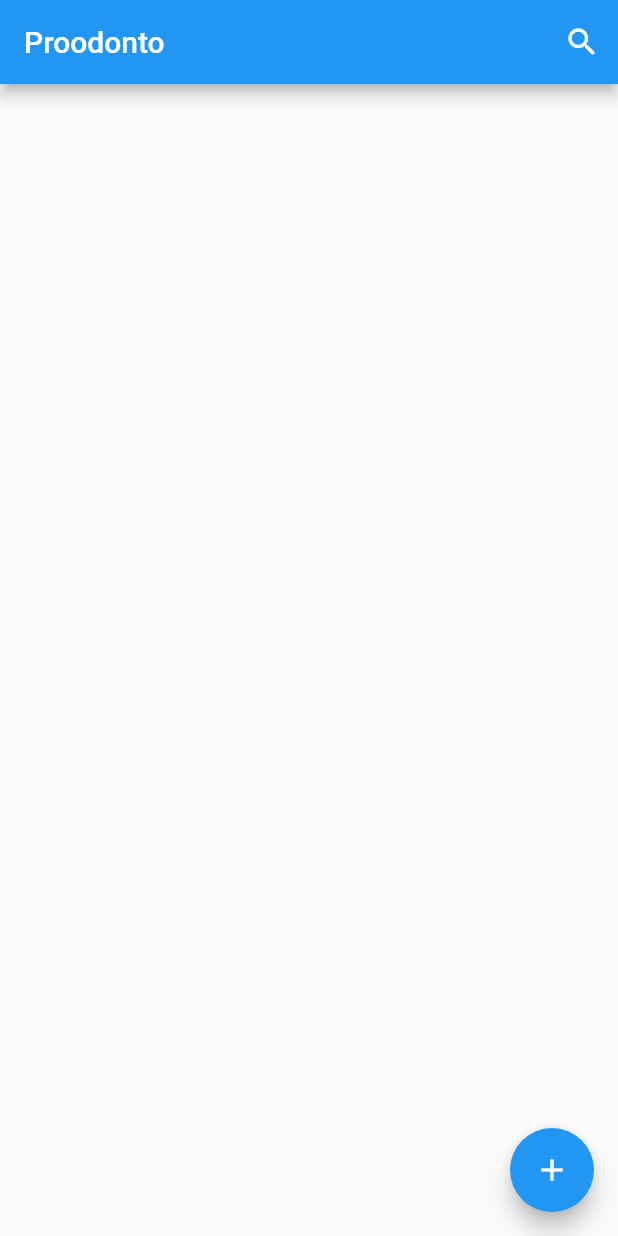
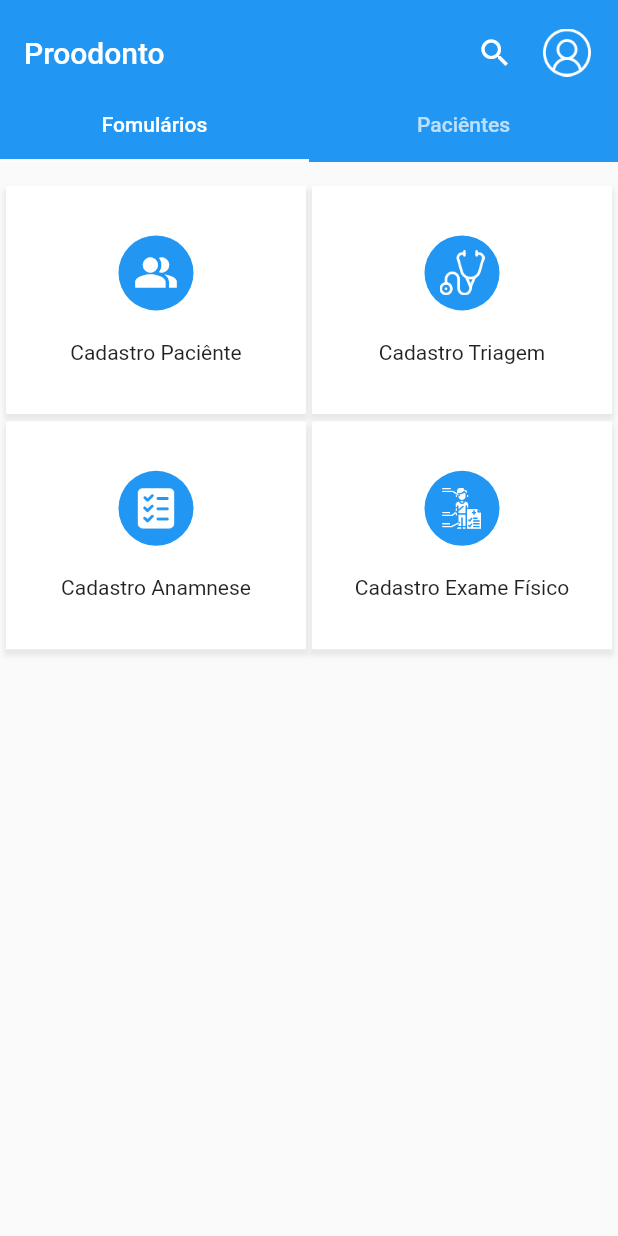
Before and after one commit to ceduardolima/proodonto, a Flutter app: the screen it shows after launch, after a tap on "Login", on a phone screen of 412 x 824 dp. Run offline on Flutter 3.47's test engine with Material 2 defaults, Android fonts, the phone set to English and light mode, and no system bars; drawn by our look-alikes of flutter_expandable_fab; our stand-ins replace floor, flutter_form_builder, form_builder_validators, sqflite; accounts and stored records are empty; generated files the repository leaves out were written again.

Commit message:
refactor: Alterando a appBar para uma TabBar e a estrutra da página inicial

```diff
--- a/proodonto/lib/app/pages/home/home.dart
+++ b/proodonto/lib/app/pages/home/home.dart
@@ -7,8 +7,6 @@ import 'package:proodonto/app/database/entity/anamnesis.dart';
 import 'package:proodonto/app/database/entity/patient.dart';
 import 'package:proodonto/app/pages/anamnesis/anamnesis_home.dart';
 import 'package:proodonto/app/pages/exam/exam_home.dart';
-import 'package:proodonto/app/pages/home/expandable_fab.dart';
-import 'package:proodonto/app/pages/home/patient_item_list.dart';
 import 'package:proodonto/app/pages/home/seach_patient.dart';
 import 'package:proodonto/app/pages/patientInformations/patient_informations_page.dart';
 import 'package:proodonto/app/pages/triage/triage_home.dart';
@@ -28,42 +26,9 @@ class HomePage extends StatefulWidget {
 
 class _HomePageState extends State<HomePage> {
   Icon customIcon = const Icon(Icons.search);
-  Widget customSearchBar = const Text("Proodonto");
-  final FocusNode _focusNode = FocusNode();
-  final TextEditingController _controller = TextEditingController();
-  String _cpf = "";
-  static const _itemListVerticalPadding = 10.0;
-
-  void _enableSearchBar() {
-    customIcon = const Icon(Icons.cancel);
-    customSearchBar = ListTile(
-      title: TextField(
-        controller: _controller,
-        textInputAction: TextInputAction.done,
-        onSubmitted: (value) {
-          setState(() => _cpf = value);
-        },
-        decoration: const InputDecoration(
-          hintText: 'CPF...',
-          hintStyle: TextStyle(
-            color: Colors.white,
-            fontSize: 18,
-            fontStyle: FontStyle.italic,
-          ),
-          border: InputBorder.none,
-          enabledBorder: InputBorder.none,
-        ),
-        style: TextStyle(
-          color: Colors.white,
-        ),
-      ),
-    );
-  }
-
-  void _disableSearchBar() {
-    customIcon = const Icon(Icons.search);
-    customSearchBar = const Text('Proodonto');
-  }
+  final String _triageIconPath = "assets/icons/stethoscope.png";
+  final String _anamneseIconPath = "assets/icons/form.png";
+  final String _examIconPath = "assets/icons/examination.png";
 
   void _changeToPatientHomePage(BuildContext context) {
     Navigator.push(
@@ -128,93 +93,185 @@ class _HomePageState extends State<HomePage> {
     }
   }
 
-  Widget _emptyListText() => const Center(
-        child: Text(
-          "Pesquise pelo CPF do seu paciênte",
-          style: TextStyle(color: Colors.grey),
-        ),
-      );
-
   @override
   Widget build(BuildContext context) {
-    final key = GlobalObjectKey<ExpandableFabState>(context);
-    return Scaffold(
-      appBar: AppBar(
-        automaticallyImplyLeading: false,
-        title: customSearchBar,
-        actions: [
-          IconButton(
-            onPressed:() {
-              showSearch(context: context, delegate: SearchPatient(widget.database));
-              },
-            icon: customIcon,
-          )
-        ],
-      ),
-      floatingActionButtonLocation: ExpandableFab.location,
-      floatingActionButton: MultiExpandableFab(
-        children: [
-          FloatingSubButton(
-              title: "Paciêntes",
-              navigate: () => _changeToPatientHomePage(context)),
-          FloatingSubButton(
-              title: "Triagem",
-              navigate: () => _changeToTriageHomePage(context)),
-          FloatingSubButton(
-              title: "Exames", navigate: () => _changeToExamHomePage(context)),
-          FloatingSubButton(
-              title: "Aamnese",
-              navigate: () => _changeToAnamnesisHome(context)),
-        ],
-      ),
-      body: Padding(
-        padding: const EdgeInsets.symmetric(
-          vertical: PaddingSize.small,
-          horizontal: PaddingSize.medium,
+    return DefaultTabController(
+      length: 2,
+      child: Scaffold(
+        appBar: _TabViewAppBar.build(
+          context: context,
+          database: widget.database,
+          tabList: [
+            const Tab(text: "Fomulários"),
+            const Tab(text: "Paciêntes"),
+          ],
         ),
-        child: FutureBuilder(
-          future: widget.database.patientDao.getAll(),
-          builder: (context, snapshot) {
-            return (snapshot.hasData)
-                ? ListView.builder(
-                    itemCount: snapshot.data!.length,
-                    itemBuilder: (context, index) {
-                      return Padding(
-                        padding: const EdgeInsets.symmetric(
-                          vertical: _itemListVerticalPadding,
-                        ),
-                        child: PatientItem(
-                          patient: snapshot.data![index]!,
-                          onTap: (patient) =>
-                              _changeToPatientInformation(context, patient),
-                        ),
-                      );
-                    },
-                  )
-                : _emptyListText();
-          },
+        body: TabBarView(
+          children: [
+            GridView.count(
+              crossAxisCount: 2,
+              childAspectRatio: 1.3,
+              padding: const EdgeInsets.symmetric(
+                  vertical: PaddingSize.medium, horizontal: 2.0),
+              children: [
+                _FormButton(
+                  icon: Icons.people_alt,
+                  onPressed: () {
+                    _changeToPatientHomePage(context);
+                  },
+                  text: "Cadastro Paciênte",
+                ),
+                _FormButton(
+                  imagePath: _triageIconPath,
+                  onPressed: () {
+                    _changeToTriageHomePage(context);
+                  },
+                  text: "Cadastro Triagem",
+                ),
+                _FormButton(
+                  imagePath: _anamneseIconPath,
+                  onPressed: () {
+                    _changeToAnamnesisHome(context);
+                  },
+                  text: "Cadastro Anamnese",
+                ),
+                _FormButton(
+                  imagePath: _examIconPath,
+                  onPressed: () {
+                    _changeToExamHomePage(context);
+                  },
+                  text: "Cadastro Exame Físico",
+                ),
+              ],
+            ),
+            IconButton(onPressed: () {}, icon: const Icon(Icons.add))
+          ],
         ),
       ),
     );
   }
 }
 
-class FloatingSubButton extends StatelessWidget {
-  const FloatingSubButton(
-      {super.key, required this.title, required this.navigate});
+class _TabViewAppBar {
+  static const _height = 60.0;
+  static const _elevation = 0.0;
+  static const _title = "Proodonto";
+  static const _fontSize = 20.0;
+  static const String _userIconPath = "assets/icons/user.png";
 
-  final String title;
-  final Function() navigate;
-
-  @override
-  Widget build(BuildContext context) {
-    return SizedBox(
-      width: 120,
-      height: 40,
-      child: ElevatedButton(
-        onPressed: () => navigate(),
-        child: Text(title),
+  static PreferredSizeWidget build({
+    required BuildContext context,
+    required ProodontoDatabase database,
+    required List<Widget> tabList,
+  }) {
+    return AppBar(
+      elevation: _elevation,
+      toolbarHeight: _height,
+      title: const Padding(
+        padding: EdgeInsets.only(top: 10.0),
+        child: Text(
+          _title,
+          style: TextStyle(fontSize: _fontSize),
+        ),
+      ),
+      actions: [
+        Padding(
+          padding: const EdgeInsets.only(right: 10, top: 10),
+          child: Row(
+            children: [
+              IconButton.outlined(
+                onPressed: () {
+                  showSearch(context: context, delegate: SearchPatient(database));
+                },
+                icon: const Icon(Icons.search),
+              ),
+              IconButton.outlined(
+                onPressed: () {},
+                icon: Container(child: Image.asset(_userIconPath)),
+              ),
+            ],
+          ),
+        )
+      ],
+      bottom: TabBar(
+        tabs: tabList,
       ),
     );
   }
 }
+
+class _FormButton extends StatelessWidget {
+  _FormButton(
+      {super.key,
+      required this.onPressed,
+      required this.text,
+      this.icon,
+      this.imagePath});
+
+  final String text;
+  IconData? icon;
+  String? imagePath;
+  final Function onPressed;
+  static const double _buttonSize = 50;
+  static const double _buttonRadius = 50;
+  static const double _iconSize = 30;
+
+  @override
+  Widget build(BuildContext context) {
+    return Padding(
+      padding: const EdgeInsets.only(left: 2.0, right: 2.0, bottom: 5.0),
+      child: Container(
+        decoration: BoxDecoration(
+            borderRadius: const BorderRadius.all(Radius.circular(1)),
+            color: Colors.white,
+            boxShadow: [
+              BoxShadow(
+                  color: Colors.grey.withOpacity(0.2),
+                  spreadRadius: 1,
+                  blurRadius: 2,
+                  offset: const Offset(0, 3))
+            ]),
+        child: Column(
+          mainAxisAlignment: MainAxisAlignment.center,
+          crossAxisAlignment: CrossAxisAlignment.end,
+          children: [
+            InkWell(
+              onTap: () => {onPressed()},
+              child: Column(
+                mainAxisAlignment: MainAxisAlignment.center,
+                crossAxisAlignment: CrossAxisAlignment.center,
+                children: [
+                  Container(
+                    width: _buttonSize,
+                    height: _buttonSize,
+                    decoration: BoxDecoration(
+                      borderRadius: BorderRadius.circular(_buttonRadius),
+                      color: Colors.blue,
+                    ),
+                    child: (icon != null)
+                        ? Icon(
+                            icon,
+                            size: _iconSize,
+                            color: Colors.white,
+                          )
+                        : Padding(
+                            padding: const EdgeInsets.all(10.0),
+                            child: Image.asset(
+                              imagePath!,
+                            ),
+                          ),
+                  ),
+                  Container(height: 20),
+                  Text(
+                    text,
+                    style: const TextStyle(color: Colors.black87),
+                  ),
+                ],
+              ),
+            ),
+          ],
+        ),
+      ),
+    );
+  }
+}
```
